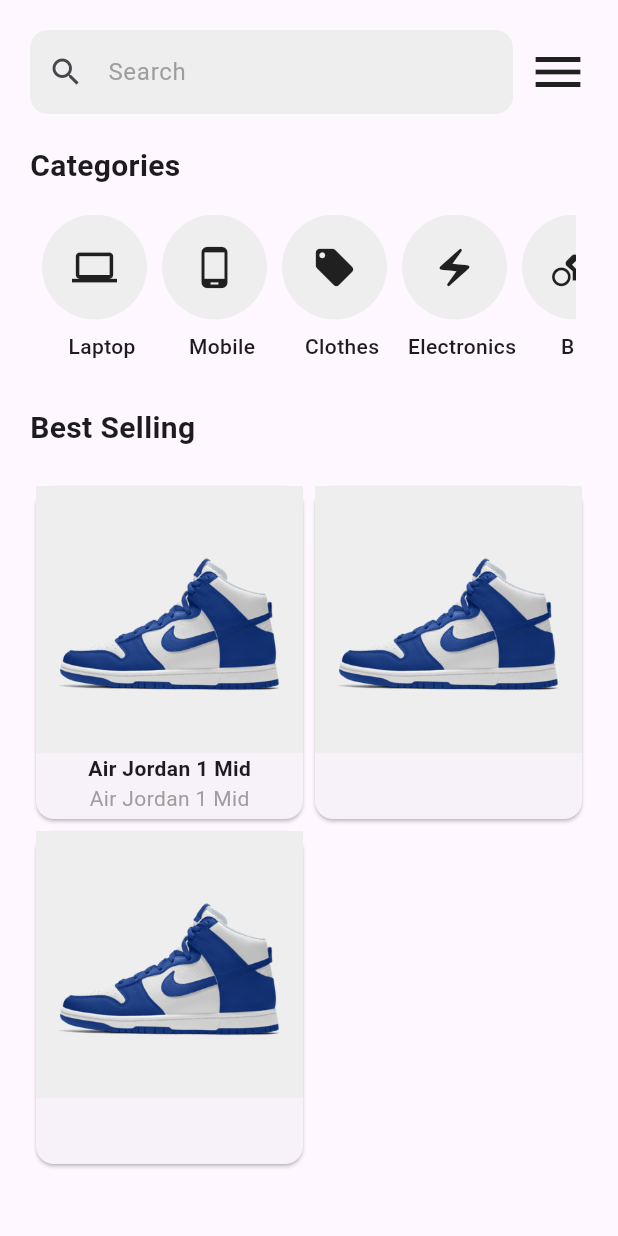
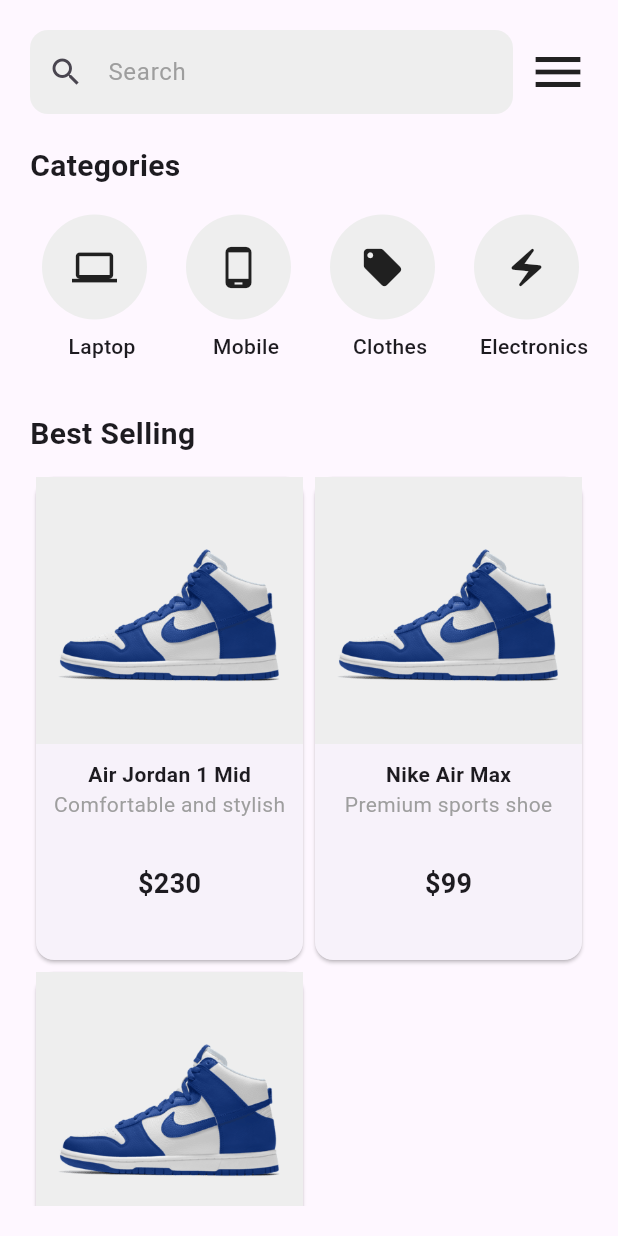
Before and after one commit to wassimrahali/E-commerce-mobile-App, a Flutter app: the screen it shows after launch, on a phone screen of 412 x 824 dp. Run offline on Flutter 3.47's test engine with Material 3 defaults, Android fonts, the phone set to English and light mode, and no system bars.

Commit message:
Make dynamic

```diff
--- a/lib/home.dart
+++ b/lib/home.dart
@@ -8,13 +8,26 @@ class Home extends StatefulWidget {
 }
 
 class _HomeState extends State<Home> {
+  // Define the dynamic list of categories
+  List categories = [
+    {'icon': Icons.laptop, 'name': 'Laptop'},
+    {'icon': Icons.phone_android, 'name': 'Mobile'},
+    {'icon': Icons.local_offer_rounded, 'name': 'Clothes'},
+    {'icon': Icons.electric_bolt_rounded, 'name': 'Electronics'},
+    {'icon': Icons.directions_bike_outlined, 'name': 'Bike'},
+  ];
+
+  List bestSellingProducts = [
+    {'image': 'assets/images/1.png', 'name': 'Air Jordan 1 Mid', 'description': 'Comfortable and stylish' ,'price':230},
+    {'image': 'assets/images/1.png', 'name': 'Nike Air Max', 'description': 'Premium sports shoe','price':99},
+    {'image': 'assets/images/1.png', 'name': 'Adidas Yeezy', 'description': 'Modern design','price':730},
+  ];
+
   @override
   Widget build(BuildContext context) {
-    return Container(
-      child: Scaffold(
+    return Scaffold(
       body: Padding(
         padding: const EdgeInsets.symmetric(horizontal: 20, vertical: 20),
-          child: Container(
         child: ListView(
           children: [
             Row(
@@ -43,177 +56,91 @@ class _HomeState extends State<Home> {
                 )
               ],
             ),
-                Container(height: 20),
+
+            // Categories section
+            const SizedBox(height: 20),
             const Text(
               "Categories",
               style: TextStyle(fontWeight: FontWeight.w600, fontSize: 20),
             ),
-                Container(height: 10),
-                Padding(
+            const SizedBox(height: 10),
+            SizedBox(
+              height: 120,
+              child: ListView.builder(
+                scrollDirection: Axis.horizontal,
+                itemCount: categories.length,
+                itemBuilder: (context, index) {
+                  return Padding(
                     padding: const EdgeInsets.all(8.0),
-                  child: Container(
-                    height: 120 ,
-                    child: Container(
-                      child: ListView(
-                        shrinkWrap: true,
-                        scrollDirection: Axis.horizontal,
-                        children: [
-                          Column(
+                    child: Column(
                       children: [
                         Container(
                           padding: const EdgeInsets.all(20),
                           margin: const EdgeInsets.only(right: 10),
                           decoration: BoxDecoration(
                             color: Colors.grey[200],
-                                    borderRadius: BorderRadius.circular(100)),
-                                child: const Icon(
-                                  Icons.laptop,
+                            borderRadius: BorderRadius.circular(100),
+                          ),
+                          child: Icon(
+                            categories[index]['icon'],
                             size: 30,
                           ),
                         ),
-                              Container(height: 8),
-                              const Text(
-                                'Laptop',
-                                style: TextStyle(fontWeight: FontWeight.w500),
+                        const SizedBox(height: 8),
+                        Text(
+                          categories[index]['name'],
+                          style: const TextStyle(fontWeight: FontWeight.w500),
                         ),
                       ],
                     ),
-                          Column(
-                            children: [
-                              Container(
-                                padding: const EdgeInsets.all(20),
-                                margin: const EdgeInsets.only(right: 10),
-                                decoration: BoxDecoration(
-                                    color: Colors.grey[200],
-                                    borderRadius: BorderRadius.circular(100)),
-                                child: const Icon(
-                                  Icons.phone_android,
-                                  size: 30,
+                  );
+                },
               ),
             ),
-                              Container(height: 8),
-                              const Text(
-                                'Mobile',
-                                style: TextStyle(fontWeight: FontWeight.w500),
-                              ),
-                            ],
-                          ),
-                          Column(
-                            children: [
-                              Container(
-                                padding: const EdgeInsets.all(20),
-                                margin: const EdgeInsets.only(right: 10),
-                                decoration: BoxDecoration(
-                                    color: Colors.grey[200],
-                                    borderRadius: BorderRadius.circular(100)),
-                                child: const Icon(
-                                  Icons.local_offer_rounded,
-                                  size: 30,
-                                ),
-                              ),
-                              Container(height: 8),
-                              const Text(
-                                'Clothes',
-                                style: TextStyle(fontWeight: FontWeight.w500),
-                              ),
-                            ],
-                          ),
-                          Column(
-                            children: [
-                              Container(
-                                padding: const EdgeInsets.all(20),
-                                margin: const EdgeInsets.only(right: 10),
-                                decoration: BoxDecoration(
-                                    color: Colors.grey[200],
-                                    borderRadius: BorderRadius.circular(100)),
-                                child: const Icon(
-                                  Icons.electric_bolt_rounded,
-                                  size: 30,
-                                ),
-                              ),
-                              Container(height: 8),
-                              const Text(
-                                'Electronics',
-                                style: TextStyle(fontWeight: FontWeight.w500),
-                              ),
-                            ],
-                          ),
-                          Column(
-                            children: [
-                              Container(
-                                padding: const EdgeInsets.all(20),
-                                margin: const EdgeInsets.only(right: 10),
-                                decoration: BoxDecoration(
-                                    color: Colors.grey[200],
-                                    borderRadius: BorderRadius.circular(100)),
-                                child: const Icon(
-                                  Icons.directions_bike_outlined,
-                                  size: 30,
-                                ),
-                              ),
-                              Container(height: 8),
-                              const Text(
-                                'Bike',
-                                style: TextStyle(fontWeight: FontWeight.w500),
-                              ),
-                            ],
-                          ),
-                        ],
-                      ),
 
-                    ),
-
-                  ),
-                ),
+            // Best Selling section
+            const SizedBox(height: 20),
             const Text(
               "Best Selling",
               style: TextStyle(fontWeight: FontWeight.w600, fontSize: 20),
             ),
-                Padding(
-                  padding: const EdgeInsets.only(top: 20.0),
-                  child: GridView(gridDelegate:
-                  const SliverGridDelegateWithFixedCrossAxisCount(crossAxisCount: 2,mainAxisExtent: 230),
+            const SizedBox(height: 10),
+            GridView.builder(
+              shrinkWrap: true,
               physics: const NeverScrollableScrollPhysics(),
-                    shrinkWrap: true,
-                    children: [
-                      Card(
+              gridDelegate: const SliverGridDelegateWithFixedCrossAxisCount(
+                crossAxisCount: 2,
+                mainAxisExtent: 330,
+              ),
+              itemCount: bestSellingProducts.length,
+              itemBuilder: (context, index) {
+                return Card(
                   child: Column(
                     children: [
                       Container(
                         color: Colors.grey[200],
-                                child:Image.asset("assets/images/1.png"),
+                        child: Image.asset(bestSellingProducts[index]['image']),
                       ),
-                            const Text("Air Jordan 1 Mid",style:TextStyle(fontWeight: FontWeight.w600)),
-                             Text("Air Jordan 1 Mid",style:TextStyle(color:Colors.grey,fontWeight: FontWeight.w400)),
-                          ],
+                      const SizedBox(height: 10),
+                      Text(
+                        bestSellingProducts[index]['name'],
+                        style: const TextStyle(fontWeight: FontWeight.w600),
                       ),
+                      Text(
+                        bestSellingProducts[index]['description'],
+                        style: const TextStyle(color: Colors.grey, fontWeight: FontWeight.w400),
                       ),
-                      Card(
-                        child: Column(
-                          children: [
-                            Container(
-                                color: Colors.grey[200],
-                                child:Image.asset("assets/images/1.png")
-                            )
-                          ],
-                        ),
-                      ),
-                      Card(
-                        child: Column(
-                          children: [
-                            Container(
-                                color: Colors.grey[200],
-                                child:Image.asset("assets/images/1.png")
-                            )
-                          ],
-                        ),
+                      Container(height: 30,),
+                      Text(
+                        '\$${bestSellingProducts[index]['price'].toString()}',
+                        style: const TextStyle(fontSize: 18, fontWeight: FontWeight.bold),
                       ),
                     ],
                   ),
-                )
+                );
+              },
+            ),
           ],
-            ),
-          ),
         ),
       ),
     );
```
Lines whose indentation alone changed are shown as unchanged.
